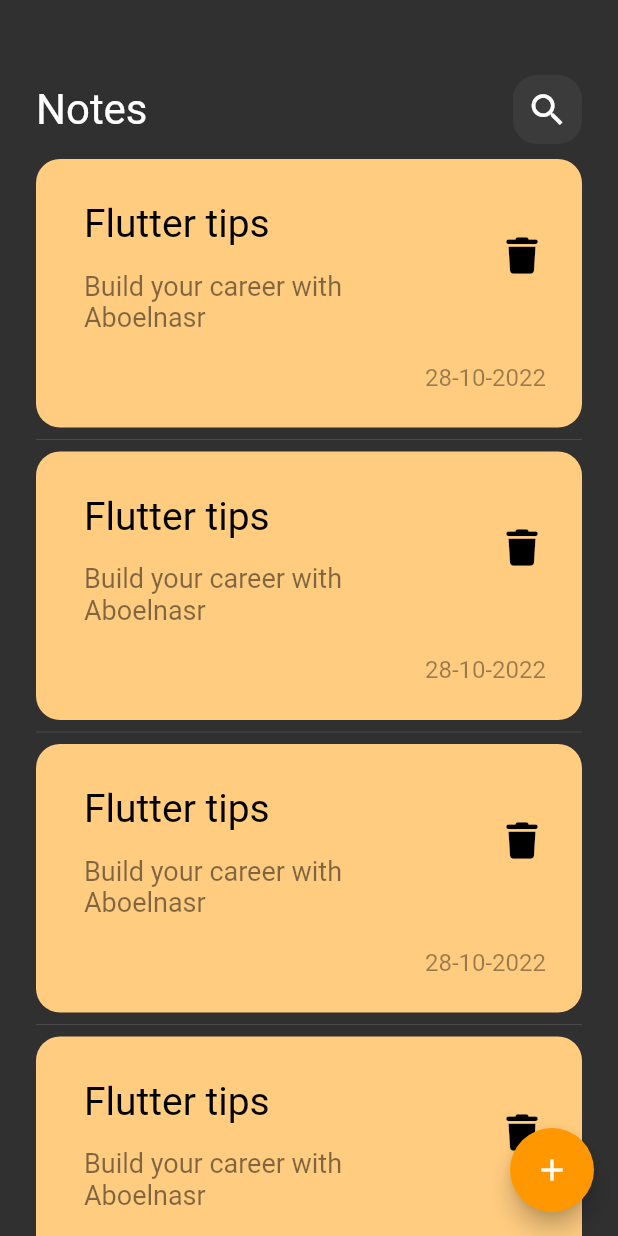
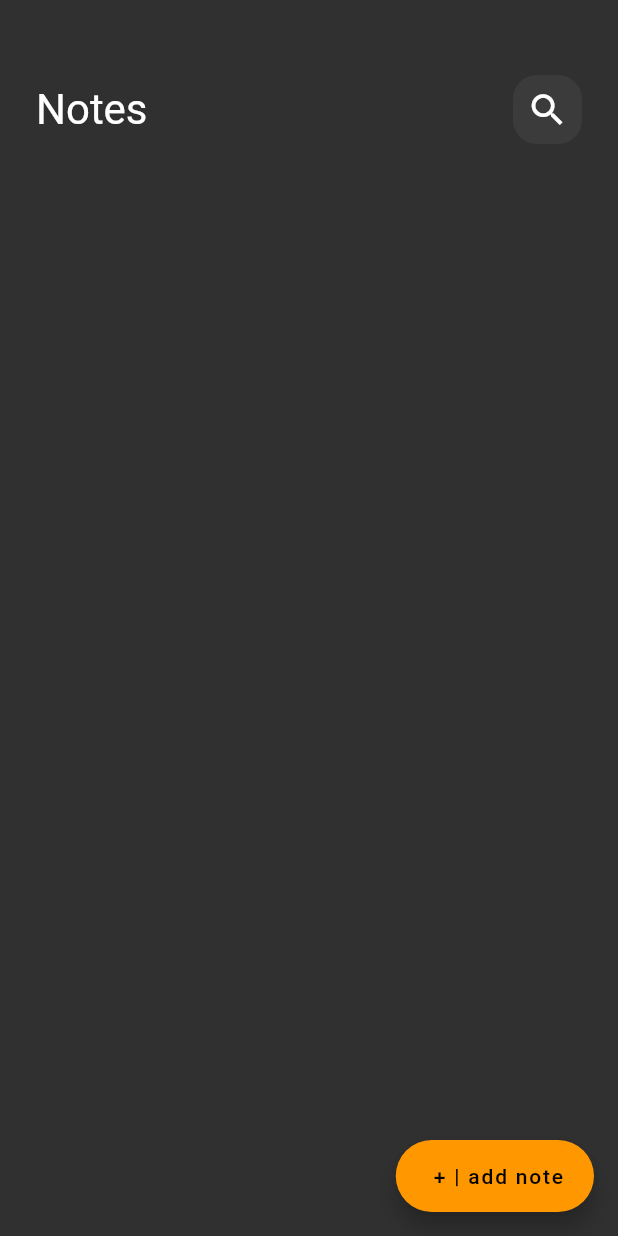
Before and after one commit to aboelnasrmo/noteapp, a Flutter app: the screen it shows after launch, on a phone screen of 412 x 824 dp. Run offline on Flutter 3.47's test engine with Material 2 defaults, Android fonts, the phone set to English and light mode, and no system bars; our stand-ins replace font_awesome_flutter, hive, hive_flutter; accounts and stored records are empty; Roboto replaces fonts that are missing (Poppins).

Commit message:
Notes working + delete + same color of notes

```diff
--- a/lib/main.dart
+++ b/lib/main.dart
@@ -1,7 +1,20 @@
+import 'dart:io';
+
 import 'package:flutter/material.dart';
+
+import 'package:hive_flutter/hive_flutter.dart';
 import 'package:noteapp/views/note_view.dart';
+import 'package:path_provider/path_provider.dart';
 
-void main() {
+import 'models/note.dart';
+
+void main() async {
+  WidgetsFlutterBinding.ensureInitialized();
+  Directory directory = await getApplicationDocumentsDirectory();
+
+  await Hive.initFlutter();
+  Hive.registerAdapter<Note>(NoteAdapter());
+  await Hive.openBox<Note>('note');
   runApp(const NotesApp());
 }
 
--- /dev/null
+++ b/lib/models/note.dart
@@ -0,0 +1,19 @@
+// ignore_for_file: public_member_api_docs, sort_constructors_first
+
+import 'package:flutter/cupertino.dart';
+import 'package:hive/hive.dart';
+import 'package:hive_flutter/hive_flutter.dart';
+
+part 'note.g.dart';
+
+@HiveType(typeId: 0)
+class Note {
+  @HiveField(0)
+  String? title;
+  @HiveField(1)
+  String? decs;
+  Note({
+    @required this.title,
+    @required this.decs,
+  });
+}
--- a/lib/views/note_view.dart
+++ b/lib/views/note_view.dart
@@ -1,4 +1,5 @@
 import 'package:flutter/material.dart';
+import 'package:noteapp/views/add_note.dart';
 import 'package:noteapp/views/widgets/notes_view_body.dart';
 
 class NotesView extends StatelessWidget {
@@ -7,10 +8,18 @@ class NotesView extends StatelessWidget {
   @override
   Widget build(BuildContext context) {
     return Scaffold(
-      floatingActionButton: FloatingActionButton(
+      floatingActionButton: FloatingActionButton.extended(
+        label: const Text(' + | add note'),
         backgroundColor: Colors.orange,
-        onPressed: () {},
-        child: const Icon(Icons.add, color: Colors.white),
+        onPressed: () {
+          Navigator.of(context).push(
+            MaterialPageRoute(
+              builder: (context) {
+                return const AddNote();
+              },
+            ),
+          );
+        },
       ),
       body: const NotesViewBody(),
     );
--- a/lib/views/widgets/custom_note_item.dart
+++ b/lib/views/widgets/custom_note_item.dart
@@ -1,8 +1,23 @@
+// ignore_for_file: public_member_api_docs, sort_constructors_first
 import 'package:flutter/material.dart';
 import 'package:font_awesome_flutter/font_awesome_flutter.dart';
+import 'package:hive/hive.dart';
+import 'package:hive_flutter/hive_flutter.dart';
+import 'package:intl/intl.dart';
+
+import '../../models/note.dart';
 
 class NoteItem extends StatelessWidget {
-  const NoteItem({super.key});
+  const NoteItem({
+    Key? key,
+    this.title,
+    this.desc,
+    this.index,
+  }) : super(key: key);
+  final String? title;
+  final String? desc;
+  final int? index;
+  // final Future<void> index;
 
   @override
   Widget build(BuildContext context) {
@@ -16,20 +31,22 @@ class NoteItem extends StatelessWidget {
         crossAxisAlignment: CrossAxisAlignment.end,
         children: [
           ListTile(
-            title: const Text(
-              'Flutter tips',
-              style: TextStyle(color: Colors.black, fontSize: 26),
+            title: Text(
+              title.toString(),
+              style: const TextStyle(color: Colors.black, fontSize: 26),
             ),
             subtitle: Padding(
               padding: const EdgeInsets.only(top: 16.0, bottom: 16),
               child: Text(
-                'Build your career with Aboelnasr',
+                desc.toString(),
                 style: TextStyle(
                     color: Colors.black.withOpacity(0.5), fontSize: 18),
               ),
             ),
             trailing: IconButton(
-              onPressed: () {},
+              onPressed: () {
+                Hive.box<Note>('note').deleteAt(index!);
+              },
               icon: const Icon(
                 FontAwesomeIcons.trash,
                 color: Colors.black,
@@ -40,9 +57,9 @@ class NoteItem extends StatelessWidget {
           Padding(
             padding: const EdgeInsets.only(right: 24),
             child: Text(
-              '28-10-2022',
+              "${DateFormat.yMMMEd().format(DateTime.now())} ${DateFormat.Hm().format(DateTime.now())}",
               style: TextStyle(
-                fontSize: 16,
+                fontSize: 12,
                 color: Colors.black.withOpacity(0.4),
               ),
             ),
--- a/lib/views/widgets/item_list.dart
+++ b/lib/views/widgets/item_list.dart
@@ -1,19 +1,47 @@
 import 'package:flutter/material.dart';
 
+import '../../models/note.dart';
 import 'custom_note_item.dart';
 
-class ItemList extends StatelessWidget {
+import 'package:hive_flutter/hive_flutter.dart';
+
+class ItemList extends StatefulWidget {
   const ItemList({
     Key? key,
   }) : super(key: key);
 
   @override
+  State<ItemList> createState() => _ItemListState();
+}
+
+class _ItemListState extends State<ItemList> {
+  @override
   Widget build(BuildContext context) {
-    return Expanded(
-      child: ListView.separated(
-          itemBuilder: (context, index) => const NoteItem(),
-          separatorBuilder: (context, index) => const Divider(thickness: 0),
-          itemCount: 10),
+    return Column(
+      children: [
+        Expanded(
+          child: ValueListenableBuilder(
+            valueListenable: Hive.box<Note>('note').listenable(),
+            builder: (context, Box<Note> box, _) {
+              return ListView.builder(
+                itemCount: box.length,
+                itemBuilder: (context, index) {
+                  final note = box.getAt(index);
+                  return Padding(
+                    padding: const EdgeInsets.all(8.0),
+                    child: NoteItem(
+                      title: note!.title.toString(),
+                      desc: note.decs.toString(),
+                      index: index,
+                      // index: box.deleteAt(index),
+                    ),
+                  );
+                },
+              );
+            },
+          ),
+        ),
+      ],
     );
   }
 }
--- a/lib/views/widgets/notes_view_body.dart
+++ b/lib/views/widgets/notes_view_body.dart
@@ -19,7 +19,7 @@ class NotesViewBody extends StatelessWidget {
           SizedBox(
             height: 10,
           ),
-          ItemList(),
+          Expanded(child: ItemList()),
         ],
       ),
     );
```
Also changed, not shown: lib/views/add_note.dart (added, +74 -0 lines), pubspec.yaml (+2 -6 lines), lib/models/note.g.dart (added), pubspec.lock, 5 other files.
